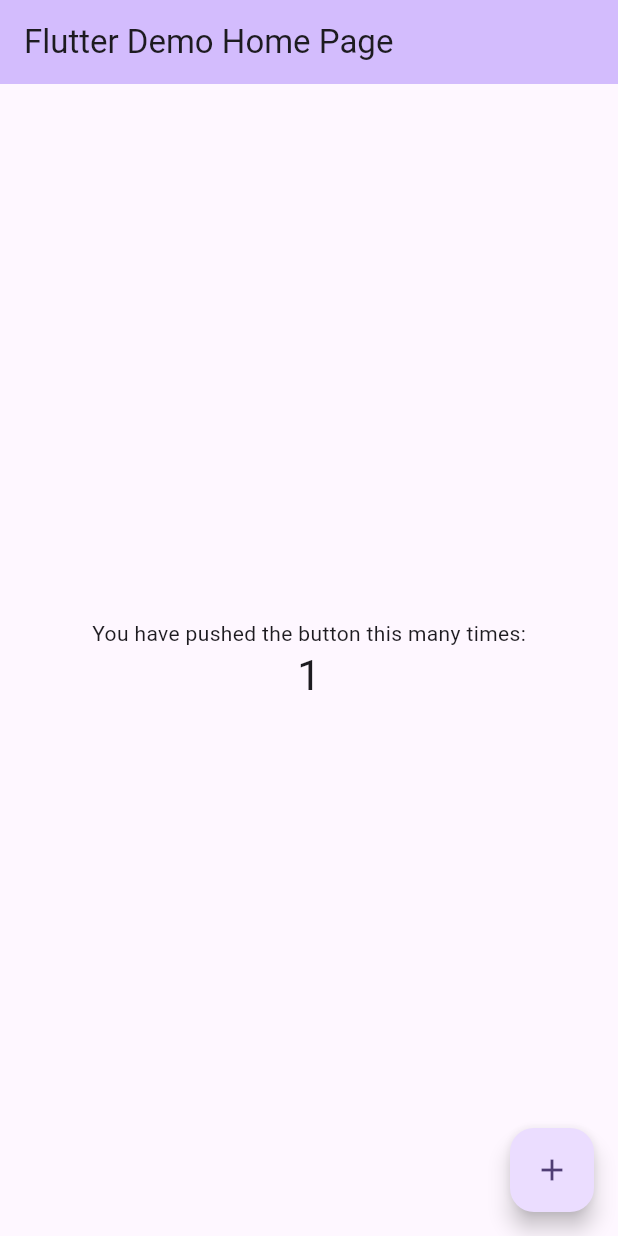
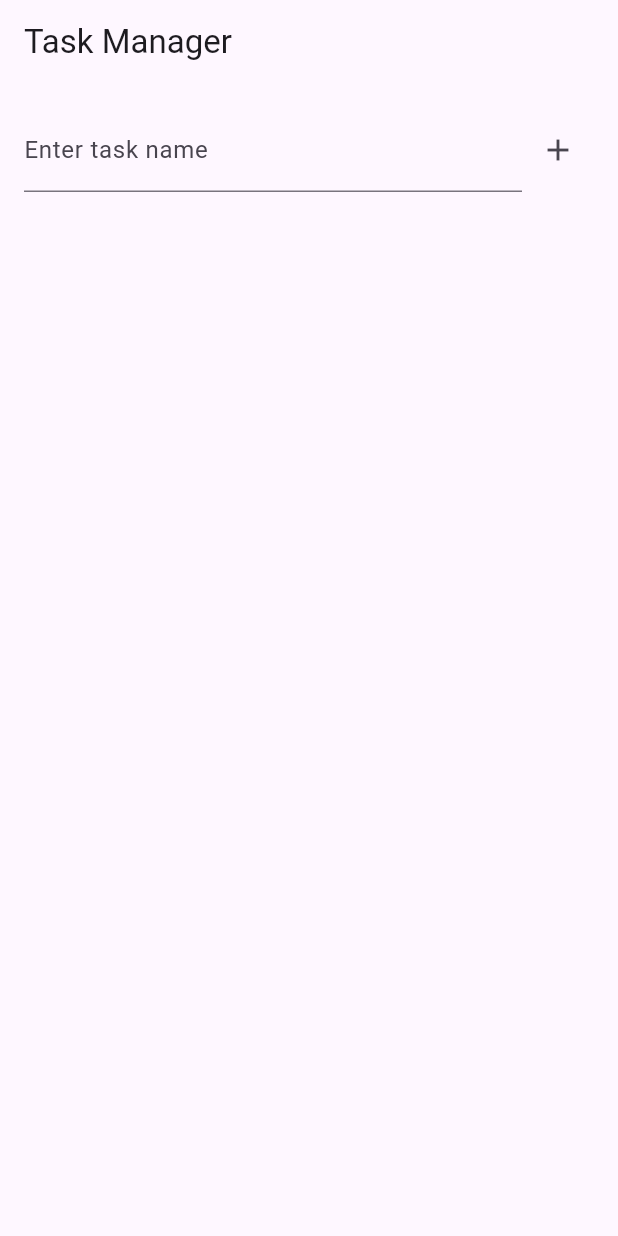
Before and after one commit to lastqveens/cw4, a Flutter app: the screen it shows after launch, after a tap on the "add" icon, on a phone screen of 412 x 824 dp. Run offline on Flutter 3.47's test engine with Material 3 defaults, Android fonts, the phone set to English and light mode, and no system bars.

Commit message:
Made some changes

```diff
--- a/lib/main.dart
+++ b/lib/main.dart
@@ -1,125 +1,19 @@
 import 'package:flutter/material.dart';
+import 'tasks.dart'; // Import the TaskListScreen file
 
 void main() {
-  runApp(const MyApp());
+  runApp(MyApp());
 }
 
 class MyApp extends StatelessWidget {
-  const MyApp({super.key});
-
-  // This widget is the root of your application.
   @override
   Widget build(BuildContext context) {
     return MaterialApp(
-      title: 'Flutter Demo',
+      title: 'Task Manager',
       theme: ThemeData(
-        // This is the theme of your application.
-        //
-        // TRY THIS: Try running your application with "flutter run". You'll see
-        // the application has a purple toolbar. Then, without quitting the app,
-        // try changing the seedColor in the colorScheme below to Colors.green
-        // and then invoke "hot reload" (save your changes or press the "hot
-        // reload" button in a Flutter-supported IDE, or press "r" if you used
-        // the command line to start the app).
-        //
-        // Notice that the counter didn't reset back to zero; the application
-        // state is not lost during the reload. To reset the state, use hot
-        // restart instead.
-        //
-        // This works for code too, not just values: Most code changes can be
-        // tested with just a hot reload.
-        colorScheme: ColorScheme.fromSeed(seedColor: Colors.deepPurple),
-        useMaterial3: true,
+        primarySwatch: Colors.blue,
       ),
-      home: const MyHomePage(title: 'Flutter Demo Home Page'),
+      home: TaskListScreen(), // Set TaskListScreen as home
     );
   }
 }
-
-class MyHomePage extends StatefulWidget {
-  const MyHomePage({super.key, required this.title});
-
-  // This widget is the home page of your application. It is stateful, meaning
-  // that it has a State object (defined below) that contains fields that affect
-  // how it looks.
-
-  // This class is the configuration for the state. It holds the values (in this
-  // case the title) provided by the parent (in this case the App widget) and
-  // used by the build method of the State. Fields in a Widget subclass are
-  // always marked "final".
-
-  final String title;
-
-  @override
-  State<MyHomePage> createState() => _MyHomePageState();
-}
-
-class _MyHomePageState extends State<MyHomePage> {
-  int _counter = 0;
-
-  void _incrementCounter() {
-    setState(() {
-      // This call to setState tells the Flutter framework that something has
-      // changed in this State, which causes it to rerun the build method below
-      // so that the display can reflect the updated values. If we changed
-      // _counter without calling setState(), then the build method would not be
-      // called again, and so nothing would appear to happen.
-      _counter++;
-    });
-  }
-
-  @override
-  Widget build(BuildContext context) {
-    // This method is rerun every time setState is called, for instance as done
-    // by the _incrementCounter method above.
-    //
-    // The Flutter framework has been optimized to make rerunning build methods
-    // fast, so that you can just rebuild anything that needs updating rather
-    // than having to individually change instances of widgets.
-    return Scaffold(
-      appBar: AppBar(
-        // TRY THIS: Try changing the color here to a specific color (to
-        // Colors.amber, perhaps?) and trigger a hot reload to see the AppBar
-        // change color while the other colors stay the same.
-        backgroundColor: Theme.of(context).colorScheme.inversePrimary,
-        // Here we take the value from the MyHomePage object that was created by
-        // the App.build method, and use it to set our appbar title.
-        title: Text(widget.title),
-      ),
-      body: Center(
-        // Center is a layout widget. It takes a single child and positions it
-        // in the middle of the parent.
-        child: Column(
-          // Column is also a layout widget. It takes a list of children and
-          // arranges them vertically. By default, it sizes itself to fit its
-          // children horizontally, and tries to be as tall as its parent.
-          //
-          // Column has various properties to control how it sizes itself and
-          // how it positions its children. Here we use mainAxisAlignment to
-          // center the children vertically; the main axis here is the vertical
-          // axis because Columns are vertical (the cross axis would be
-          // horizontal).
-          //
-          // TRY THIS: Invoke "debug painting" (choose the "Toggle Debug Paint"
-          // action in the IDE, or press "p" in the console), to see the
-          // wireframe for each widget.
-          mainAxisAlignment: MainAxisAlignment.center,
-          children: <Widget>[
-            const Text(
-              'You have pushed the button this many times:',
-            ),
-            Text(
-              '$_counter',
-              style: Theme.of(context).textTheme.headlineMedium,
-            ),
-          ],
-        ),
-      ),
-      floatingActionButton: FloatingActionButton(
-        onPressed: _incrementCounter,
-        tooltip: 'Increment',
-        child: const Icon(Icons.add),
-      ), // This trailing comma makes auto-formatting nicer for build methods.
-    );
-  }
-}
--- /dev/null
+++ b/lib/tasks.dart
@@ -0,0 +1,109 @@
+import 'package:flutter/material.dart';
+
+// Define Task model
+class Task {
+  String name;
+  bool isCompleted;
+
+  Task({required this.name, this.isCompleted = false});
+}
+
+// StatefulWidget for TaskListScreen
+class TaskListScreen extends StatefulWidget {
+  @override
+  _TaskListScreenState createState() => _TaskListScreenState();
+}
+
+class _TaskListScreenState extends State<TaskListScreen> {
+  final List<Task> tasks = []; // List to store tasks
+  final TextEditingController _taskController = TextEditingController(); // Controller for text input
+
+  // Method to add a new task
+  void _addTask() {
+    if (_taskController.text.isNotEmpty) {
+      setState(() {
+        tasks.add(Task(name: _taskController.text)); // Add task
+      });
+      _taskController.clear(); // Clear the text input after adding
+    }
+  }
+
+  // Method to toggle task completion
+  void _toggleTaskCompletion(int index) {
+    setState(() {
+      tasks[index].isCompleted = !tasks[index].isCompleted; // Toggle completion status
+    });
+  }
+
+  // Method to delete a task
+  void _deleteTask(int index) {
+    setState(() {
+      tasks.removeAt(index); // Remove task from the list
+    });
+  }
+
+  @override
+  Widget build(BuildContext context) {
+    return Scaffold(
+      appBar: AppBar(
+        title: Text('Task Manager'),
+      ),
+      body: Padding(
+        padding: const EdgeInsets.all(16.0),
+        child: Column(
+          children: [
+            // Input field and Add button
+            Row(
+              children: [
+                Expanded(
+                  child: TextField(
+                    controller: _taskController,
+                    decoration: InputDecoration(
+                      labelText: 'Enter task name',
+                    ),
+                  ),
+                ),
+                IconButton(
+                  icon: Icon(Icons.add),
+                  onPressed: _addTask, // Call _addTask when Add button is pressed
+                ),
+              ],
+            ),
+            SizedBox(height: 20),
+            // Task list
+            Expanded(
+              child: ListView.builder(
+                itemCount: tasks.length, // Number of tasks in the list
+                itemBuilder: (context, index) {
+                  final task = tasks[index];
+                  return ListTile(
+                    leading: Checkbox(
+                      value: task.isCompleted,
+                      onChanged: (bool? value) {
+                        _toggleTaskCompletion(index); // Toggle task completion
+                      },
+                    ),
+                    title: Text(
+                      task.name,
+                      style: TextStyle(
+                        decoration: task.isCompleted
+                            ? TextDecoration.lineThrough // Strike-through if task is completed
+                            : TextDecoration.none,
+                      ),
+                    ),
+                    trailing: IconButton(
+                      icon: Icon(Icons.delete),
+                      onPressed: () {
+                        _deleteTask(index); // Delete task
+                      },
+                    ),
+                  );
+                },
+              ),
+            ),
+          ],
+        ),
+      ),
+    );
+  }
+}
```
